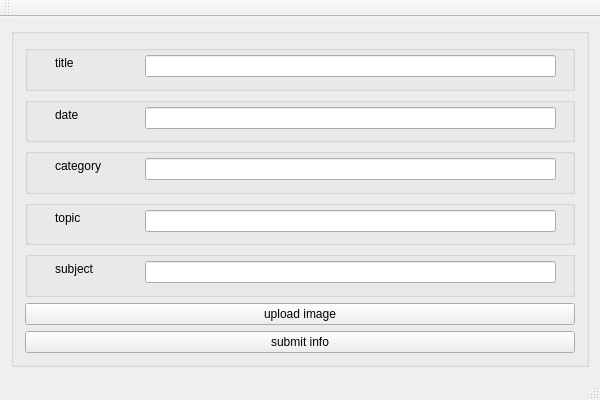
Above: sclButton.ui from mehreen019/notebox before the change. Below: the same form after it.
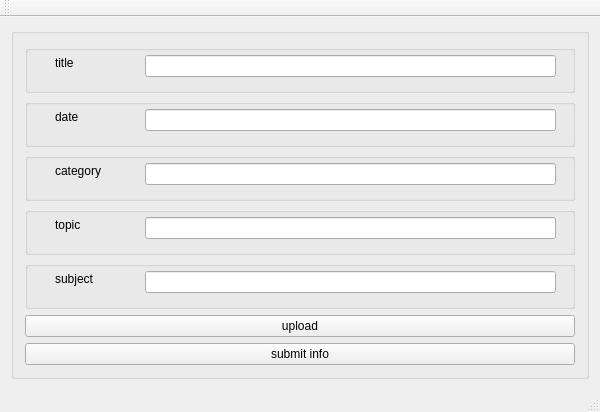
That is the form after the change.

Diff of the .ui file:
```diff
--- a/sclButton.ui
+++ b/sclButton.ui
@@ -7,7 +7,7 @@
     <x>0</x>
     <y>0</y>
     <width>600</width>
-    <height>400</height>
+    <height>412</height>
    </rect>
   </property>
   <property name="windowTitle">
@@ -174,7 +174,7 @@
        <item>
         <widget class="QPushButton" name="imgUpload">
          <property name="text">
-          <string>upload image</string>
+          <string>upload</string>
          </property>
         </widget>
        </item>
```
